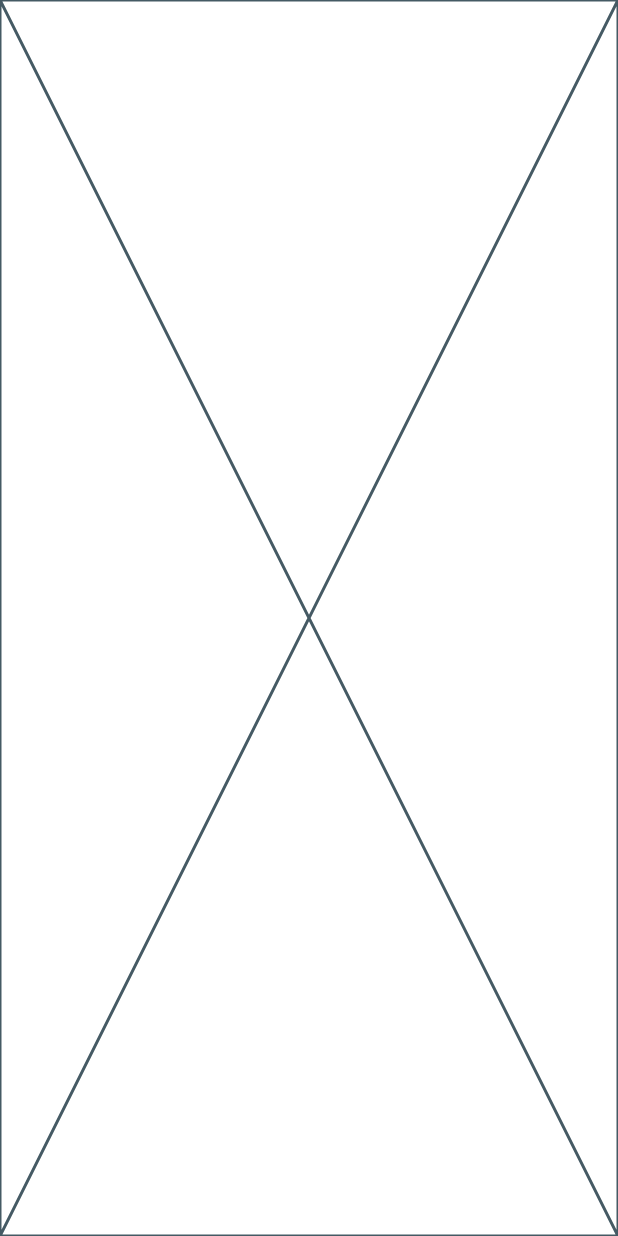
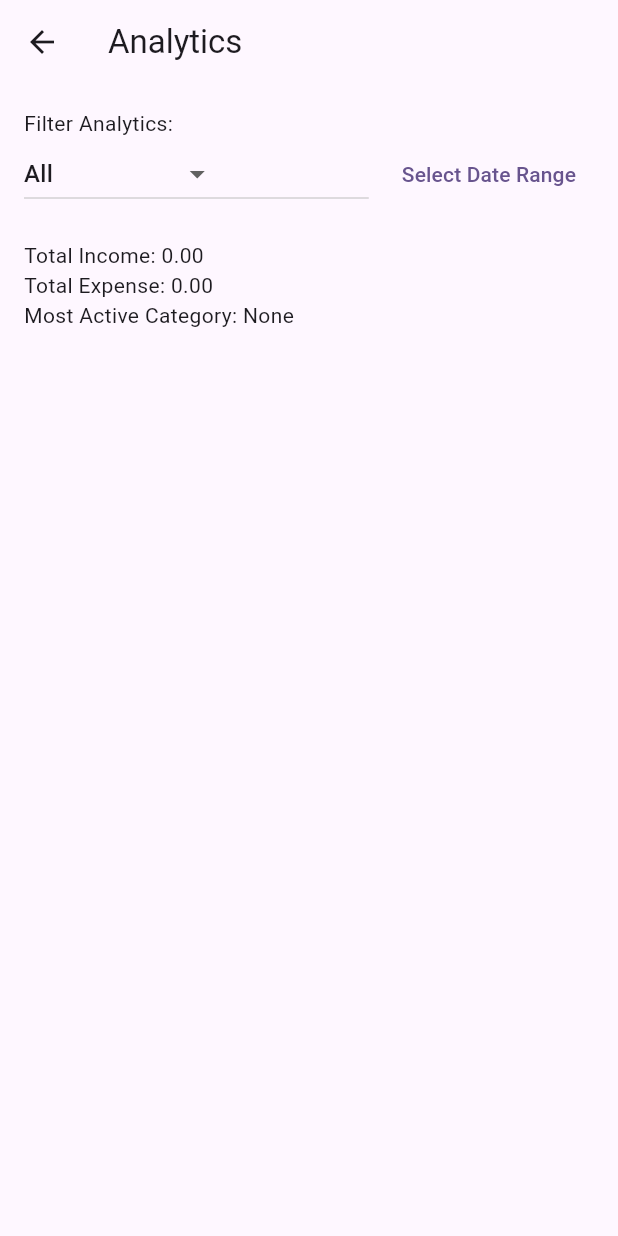
Before and after one commit to Spartakm67/flutter_home_work10, a Flutter app: the screen it shows after launch, after a tap on "Analytics", on a phone screen of 412 x 824 dp. Run offline on Flutter 3.47's test engine with Material 3 defaults, Android fonts, the phone set to English and light mode, and no system bars; our stand-ins replace flutter_mobx, hive, hive_flutter, mobx; accounts and stored records are empty; generated files the repository leaves out were written again.

Commit message:
UserAnalyticsScreen added

```diff
--- a/lib/main.dart
+++ b/lib/main.dart
@@ -51,7 +51,7 @@ class MyApp extends StatelessWidget {
         '/': (context) => HomeScreen(transactionStore: transactionStore),
         '/settings': (context) => UserSettingsScreen(settingsStore: userSettingsStore),
         '/transactions': (context) => UserTransactionsScreen(),
-        '/analytics': (context) => const UserAnalyticsScreen(),
+        '/analytics': (context) => UserAnalyticsScreen(transactionStore: transactionStore),
       },
     );
   }
--- a/lib/screens/user_analytics_screen.dart
+++ b/lib/screens/user_analytics_screen.dart
@@ -1,10 +1,84 @@
 import 'package:flutter/material.dart';
+import 'package:flutter_mobx/flutter_mobx.dart';
+import 'package:flutter_home_work10/stores/transaction_store.dart';
+import 'package:flutter_home_work10/styles/text_styles.dart';
 
 class UserAnalyticsScreen extends StatelessWidget {
-  const UserAnalyticsScreen({super.key});
+  final TransactionStore transactionStore;
+
+  const UserAnalyticsScreen({super.key, required this.transactionStore});
 
   @override
   Widget build(BuildContext context) {
-    return const Placeholder();
+    return Scaffold(
+      appBar: AppBar(
+        title: const Text('Analytics'),
+      ),
+      body: Padding(
+        padding: const EdgeInsets.all(16.0),
+        child: Column(
+          crossAxisAlignment: CrossAxisAlignment.start,
+          children: [
+            const Text('Filter Analytics:'),
+            Row(
+              children: [
+                Expanded(
+                  child: DropdownButton<String>(
+                    value: transactionStore.selectedCategoryForAnalytics,
+                    onChanged: (value) {
+                      if (value != null) {
+                        transactionStore.updateAnalyticsCategory(value);
+                      }
+                    },
+                    items: ['All', ...transactionStore.categories]
+                        .map(
+                          (cat) => DropdownMenuItem(
+                            value: cat,
+                            child: Text(cat),
+                          ),
+                        )
+                        .toList(),
+                  ),
+                ),
+                const SizedBox(width: 10),
+                TextButton(
+                  onPressed: () async {
+                    final pickedRange = await showDateRangePicker(
+                      context: context,
+                      firstDate: DateTime(2000),
+                      lastDate: DateTime.now(),
+                      initialDateRange: DateTimeRange(
+                        start: transactionStore.startDateForAnalytics,
+                        end: transactionStore.endDateForAnalytics,
+                      ),
+                    );
+
+                    if (pickedRange != null) {
+                      transactionStore.updateAnalyticsPeriod(
+                          pickedRange.start, pickedRange.end,);
+                    }
+                  },
+                  child: const Text('Select Date Range'),
+                ),
+              ],
+            ),
+            const SizedBox(height: 20),
+            Observer(
+              builder: (_) => Column(
+                crossAxisAlignment: CrossAxisAlignment.start,
+                children: [
+                  Text(
+                      'Total Income: ${transactionStore.totalIncome.toStringAsFixed(2)}',),
+                  Text(
+                      'Total Expense: ${transactionStore.totalExpense.toStringAsFixed(2)}',),
+                  Text(
+                      'Most Active Category: ${transactionStore.mostActiveCategory}',),
+                ],
+              ),
+            ),
+          ],
+        ),
+      ),
+    );
   }
 }
--- a/lib/screens/user_transactions_screen.dart
+++ b/lib/screens/user_transactions_screen.dart
@@ -32,7 +32,7 @@ class UserTransactionsScreen extends StatelessWidget {
             style: TextButton.styleFrom(
               foregroundColor: Colors.blue,
             ),
-            child: const Text('home'),
+            child: const Text('Home'),
           ),
           IconButton(
             icon: const Icon(
--- a/lib/stores/transaction_store.dart
+++ b/lib/stores/transaction_store.dart
@@ -2,7 +2,6 @@ import 'package:mobx/mobx.dart';
 import 'package:hive/hive.dart';
 import 'package:flutter_home_work10/data/database/hive_box_names.dart';
 import 'package:flutter_home_work10/data/models/transaction.dart';
-import 'package:flutter_home_work10/data/models/analytics.dart';
 
 part 'transaction_store.g.dart';
 
```
Also changed, not shown: lib/stores/analytics_store.dart (deleted), lib/stores/transaction_store.g.dart.
